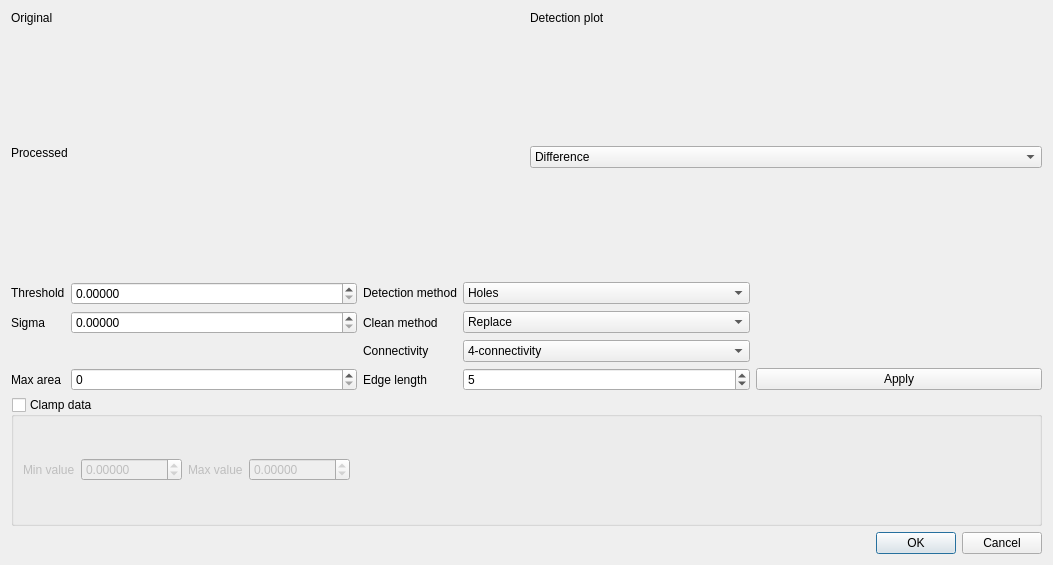
This is frameworks/tomography/Preprocessing/StdPreprocModulesGUI/src/morphspotcleandlg.ui in neutronimaging/imagingsuite as Qt 5 draws it before an edit. The edited form follows.
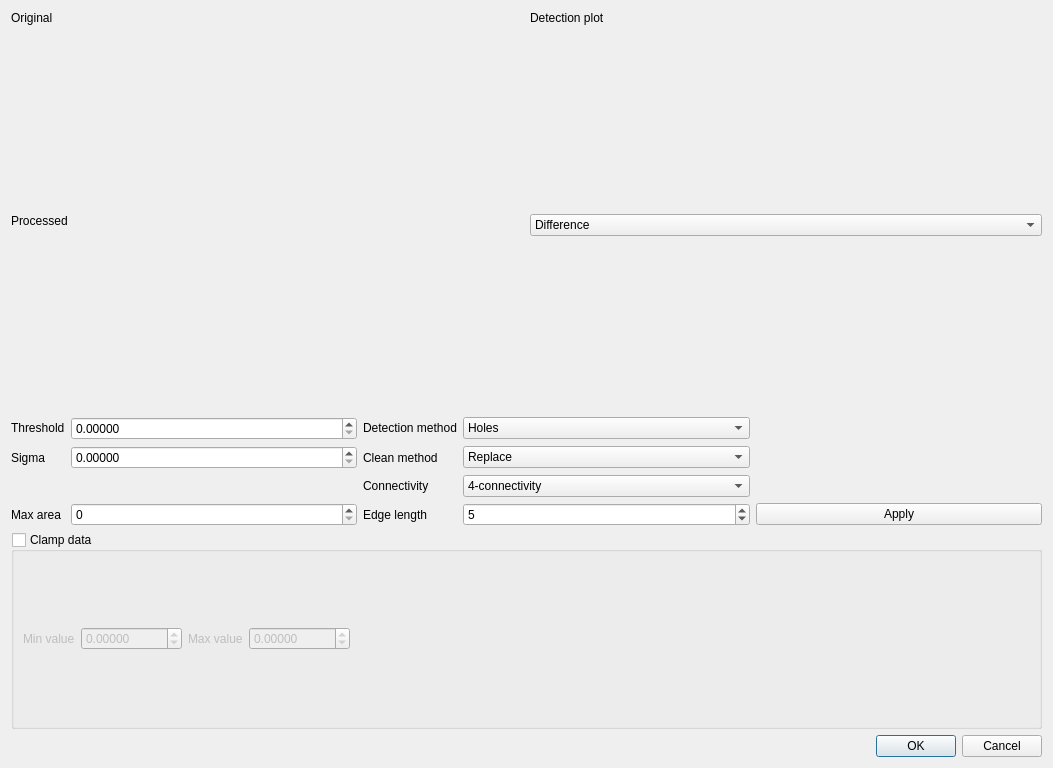
This is the edited form. Custom widgets are drawn as their Qt base class.

Commit message: Added plotwidget in the spotclean dialog. Changed x-axis on threshold function to be more detailed. Deactivated area limit widgets.

```diff
--- a/frameworks/tomography/Preprocessing/StdPreprocModulesGUI/src/morphspotcleandlg.ui
+++ b/frameworks/tomography/Preprocessing/StdPreprocModulesGUI/src/morphspotcleandlg.ui
@@ -7,7 +7,7 @@
     <x>0</x>
     <y>0</y>
     <width>1053</width>
-    <height>565</height>
+    <height>768</height>
    </rect>
   </property>
   <property name="windowTitle">
```
Left out of the diff: 8 changed lines with no effect on the pictures. The commit also changes 4 other files.
